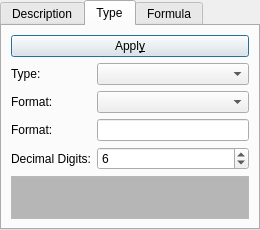
Qt form branches/current_stable/scidavis/src/future/table/controltabs.ui (highperformancecoder/scidavis-old) before a commit.
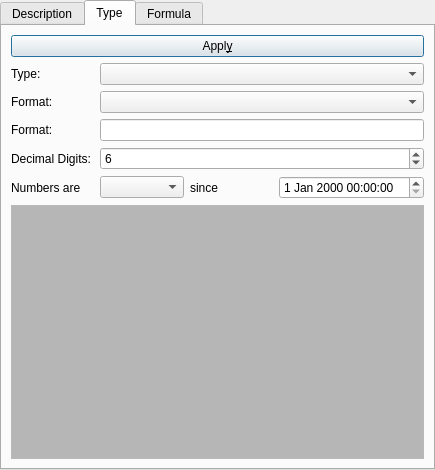
The same form after that commit. The open tabs and pages were chosen to show the change.

Commit message: Several improvements related to handling of date/time data:

What changed in the file:
```diff
--- a/branches/current_stable/scidavis/src/future/table/controltabs.ui
+++ b/branches/current_stable/scidavis/src/future/table/controltabs.ui
@@ -6,8 +6,8 @@
    <rect>
     <x>0</x>
     <y>0</y>
-    <width>260</width>
-    <height>230</height>
+    <width>435</width>
+    <height>470</height>
    </rect>
   </property>
   <property name="sizePolicy">
@@ -152,7 +152,7 @@
        <string>Type</string>
       </attribute>
       <layout class="QGridLayout">
-       <item row="0" column="0" colspan="2">
+       <item row="1" column="0" colspan="4">
         <widget class="QPushButton" name="button_set_type">
          <property name="sizePolicy">
           <sizepolicy hsizetype="Expanding" vsizetype="Fixed">
@@ -174,7 +174,7 @@
          </property>
         </widget>
        </item>
-       <item row="1" column="0">
+       <item row="2" column="0">
         <widget class="QLabel" name="type_label">
          <property name="text">
           <string>Type:</string>
@@ -184,7 +184,7 @@
          </property>
         </widget>
        </item>
-       <item row="1" column="1">
+       <item row="2" column="1" colspan="3">
         <widget class="QComboBox" name="type_box">
          <property name="sizePolicy">
           <sizepolicy hsizetype="Expanding" vsizetype="Fixed">
@@ -206,7 +206,7 @@
          </property>
         </widget>
        </item>
-       <item row="2" column="0">
+       <item row="3" column="0">
         <widget class="QLabel" name="format_label">
          <property name="text">
           <string>Format:</string>
@@ -216,7 +216,7 @@
          </property>
         </widget>
        </item>
-       <item row="2" column="1">
+       <item row="3" column="1" colspan="3">
         <widget class="QComboBox" name="format_box">
          <property name="sizePolicy">
           <sizepolicy hsizetype="Expanding" vsizetype="Fixed">
@@ -239,6 +239,16 @@
         </widget>
        </item>
        <item row="4" column="0">
+        <widget class="QLabel" name="format_label2">
+         <property name="text">
+          <string>Format:</string>
+         </property>
+        </widget>
+       </item>
+       <item row="4" column="1" colspan="3">
+        <widget class="QLineEdit" name="formatLineEdit"/>
+       </item>
+       <item row="5" column="0">
         <widget class="QLabel" name="digits_label">
          <property name="text">
           <string>Decimal Digits:</string>
@@ -248,7 +258,7 @@
          </property>
         </widget>
        </item>
-       <item row="4" column="1">
+       <item row="5" column="1" colspan="3">
         <widget class="QSpinBox" name="digits_box">
          <property name="toolTip">
           <string>&lt;html&gt;&lt;head&gt;&lt;meta name=&quot;qrichtext&quot; content=&quot;1&quot; /&gt;&lt;style type=&quot;text/css&quot;&gt;
@@ -264,7 +274,27 @@
          </property>
         </widget>
        </item>
-       <item row="6" column="0" colspan="2">
+       <item row="6" column="0">
+        <widget class="QLabel" name="date_time_interval_label">
+         <property name="text">
+          <string>Numbers are</string>
+         </property>
+        </widget>
+       </item>
+       <item row="6" column="1">
+        <widget class="QComboBox" name="date_time_interval"/>
+       </item>
+       <item row="6" column="2">
+        <widget class="QLabel" name="date_time_0_label">
+         <property name="text">
+          <string>since</string>
+         </property>
+        </widget>
+       </item>
+       <item row="6" column="3">
+        <widget class="QDateTimeEdit" name="date_time_0"/>
+       </item>
+       <item row="7" column="0" colspan="4">
         <widget class="QTextEdit" name="type_info">
          <property name="sizePolicy">
           <sizepolicy hsizetype="Expanding" vsizetype="Expanding">
@@ -329,16 +359,6 @@
          </property>
         </widget>
        </item>
-       <item row="3" column="1">
-        <widget class="QLineEdit" name="formatLineEdit"/>
-       </item>
-       <item row="3" column="0">
-        <widget class="QLabel" name="format_label2">
-         <property name="text">
-          <string>Format:</string>
-         </property>
-        </widget>
-       </item>
       </layout>
      </widget>
      <widget class="QWidget" name="formula_tab">
```
Left out of the diff: 2 changed lines with no effect on the pictures. The commit also changes 12 other files.
